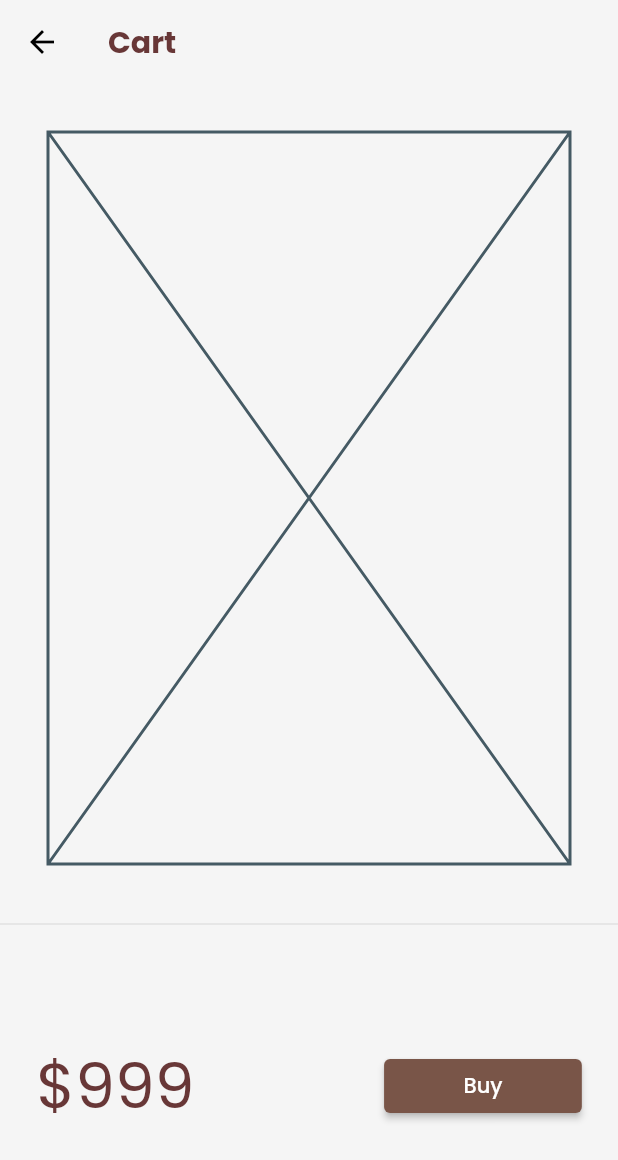
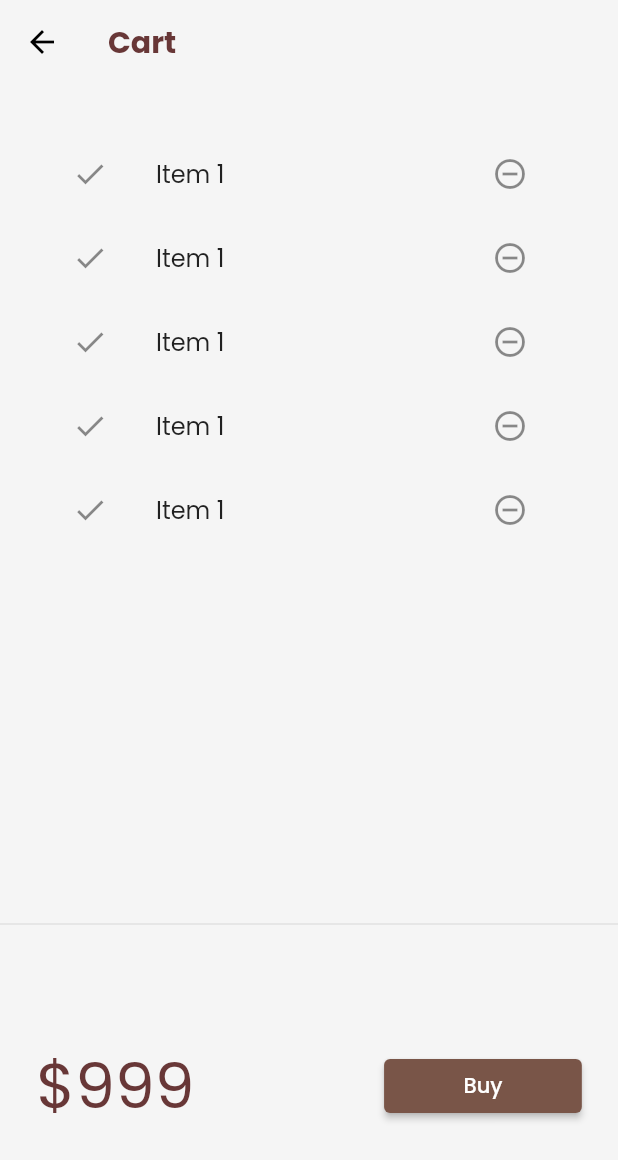
Before and after one commit to itshirdeshk/30DaysOfFlutter, a Flutter app: the CartPage screen opened by its route, on a phone screen of 412 x 824 dp. Shown: the top 1160 px of the screen. Run offline on Flutter 3.47's test engine with Material 2 defaults, Android fonts, the phone set to English and light mode, and no system bars; our stand-ins replace google_fonts, velocity_x; network calls fail.

Commit message:
Day 22 completed

```diff
--- /dev/null
+++ b/lib/models/cart.dart
@@ -0,0 +1,33 @@
+import 'package:practice_1/models/catalog.dart';
+
+class CartModel {
+  // Catalog field
+  late CatalogModel _catalog;
+
+  // Collection of IDs - store IDs of each item
+  final List<int> _itemIds = [];
+
+  // Get Catalog
+  CatalogModel get catalog => _catalog;
+
+  set catalog(CatalogModel newCatalog) {
+    _catalog = newCatalog;
+  }
+
+  // Get items in the cart
+  List<Item> get Items => _itemIds.map((id) => _catalog.getById(id)).toList();
+
+  // Get total price
+  num get totalPrice =>
+      Items.fold(0, (total, current) => total + current.price);
+
+  // Add Item
+  void add(Item item) {
+    _itemIds.add(item.id);
+  }
+
+  // Remove Item
+  void remove(Item item) {
+    _itemIds.remove(item.id);
+  }
+}
--- a/lib/models/catalog.dart
+++ b/lib/models/catalog.dart
@@ -11,11 +11,11 @@ class CatalogModel {
   ];
 
   // Get Item by ID
-  static Item getById(int id) =>
+  Item getById(int id) =>
       items.firstWhere((element) => element.id == id, orElse: null);
 
   // Get Item by Position
-  static Item getByPosition(int pos) => items[pos];
+  Item getByPosition(int pos) => items[pos];
 }
 
 class Item {
--- a/lib/pages/cart_page.dart
+++ b/lib/pages/cart_page.dart
@@ -14,7 +14,7 @@ class CartPage extends StatelessWidget {
         title: "Cart".text.color(context.accentColor).bold.make(),
       ),
       body: Column(
-        children: [Placeholder().p32().expand(), Divider(), _CartTotal()],
+        children: [_CartList().p32().expand(), Divider(), _CartTotal()],
       ),
     );
   }
@@ -30,7 +30,13 @@ class _CartTotal extends StatelessWidget {
       child: Row(mainAxisAlignment: MainAxisAlignment.spaceAround, children: [
         "\$999".text.xl5.color(context.accentColor).make(),
         30.widthBox,
-        ElevatedButton(onPressed: () {}, child: "Buy".text.white.make())
+        ElevatedButton(
+                onPressed: () {
+                  ScaffoldMessenger.of(context).showSnackBar(SnackBar(
+                    content: "Buying not supported yet".text.make(),
+                  ));
+                },
+                child: "Buy".text.white.make())
             .w32(context),
       ]),
     );
@@ -55,6 +61,7 @@ class __CartListState extends State<_CartList> {
           icon: Icon(Icons.remove_circle_outline),
           onPressed: () {},
         ),
+        title: "Item 1".text.make(),
       ),
     );
   }
```
